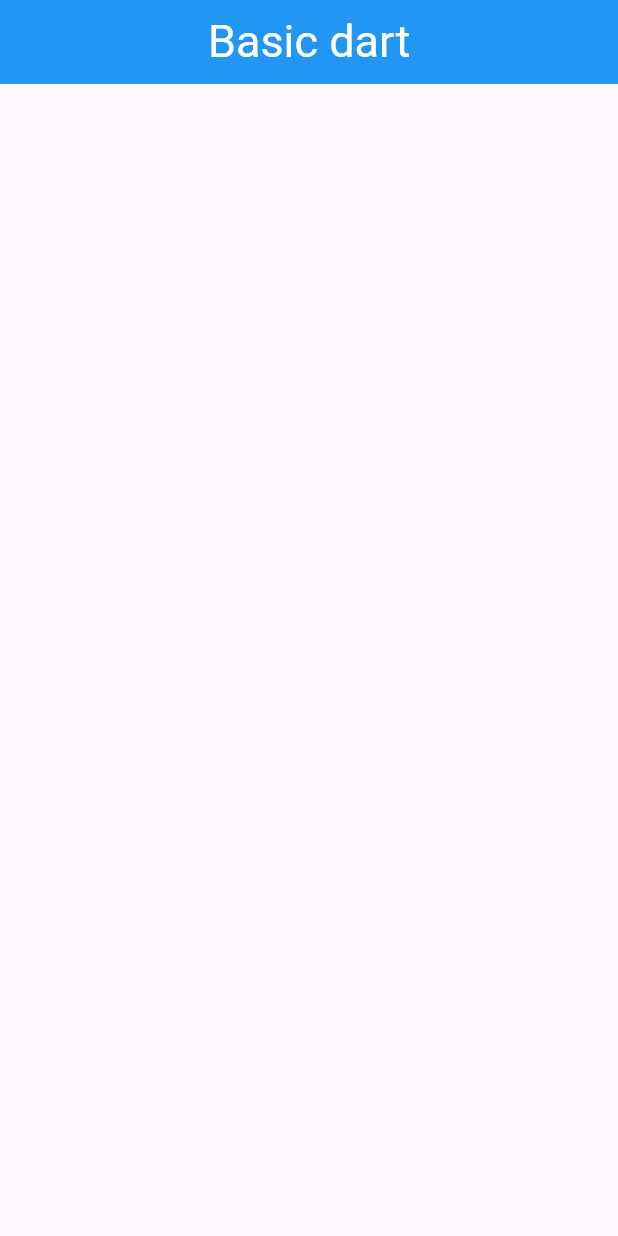
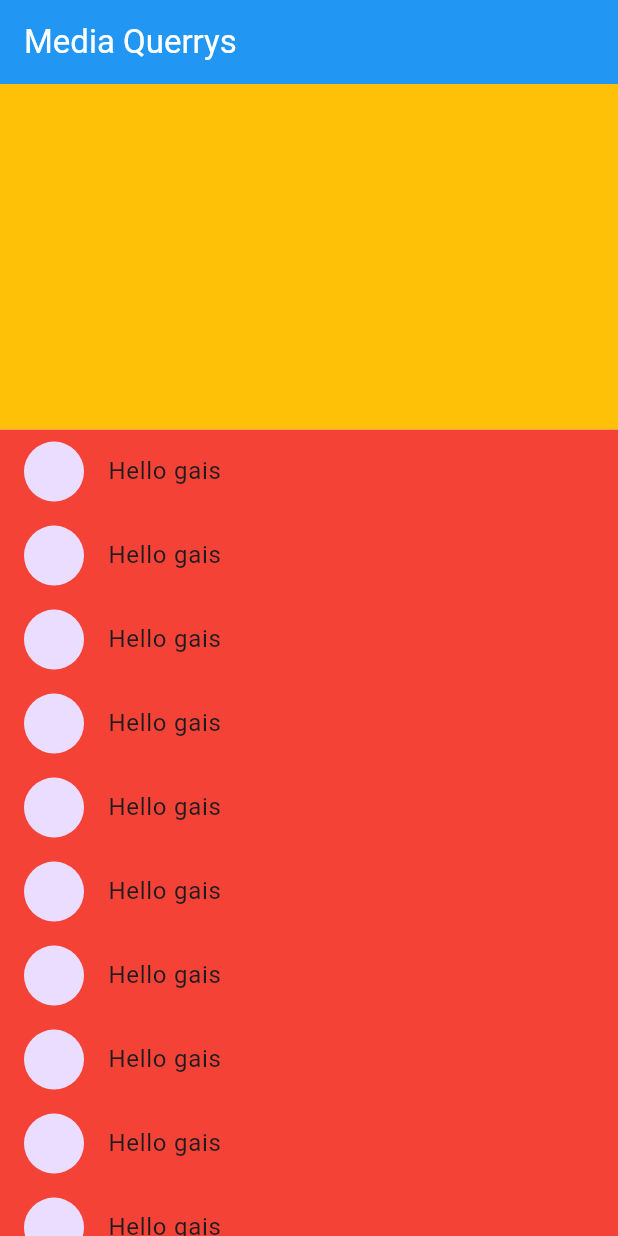
Before and after one commit to Arieffirms/Basic_Flutter, a Flutter app: the screen it shows after launch, on a phone screen of 412 x 824 dp. Run offline on Flutter 3.47's test engine with Material 3 defaults, Android fonts, the phone set to English and light mode, and no system bars; our stand-ins replace faker, google_fonts.

```diff
--- a/lib/main.dart
+++ b/lib/main.dart
@@ -19,46 +19,31 @@
 // import 'package:basic_flutter/widgets/17_navigatior.dart';
 // import 'package:basic_flutter/widgets/18_router.dart';
 // import 'package:basic_flutter/widgets/19_drawer.dart';
-import 'package:basic_flutter/widgets/20_switch.dart';
-import 'package:basic_flutter/widgets/21_model.dart';
+// import 'package:basic_flutter/widgets/20_switch.dart';
+// import 'package:google_fonts/google_fonts.dart';
+// import 'package:basic_flutter/pages/home_page.dart';
+// import 'package:basic_flutter/widgets/21_theme.dart';
+import 'package:basic_flutter/widgets/23.media_querry.dart';
 import 'package:flutter/material.dart';
-import 'package:google_fonts/google_fonts.dart';
+import 'package:flutter/services.dart';
 
 void main() {
+  WidgetsFlutterBinding.ensureInitialized();
+  SystemChrome.setPreferredOrientations([
+    // DeviceOrientation.portraitDown,
+    // DeviceOrientation.portraitUp,
+  ]);
   runApp(const MyApp());
 }
 
 class MyApp extends StatelessWidget {
   const MyApp({super.key});
 
-//   @override
-//   Widget build(BuildContext context) {
-//     return MaterialApp(
-//       debugShowCheckedModeBanner: false,
-//       home: HomePage(),
-//     );
-//   }
-// }
-
   @override
   Widget build(BuildContext context) {
-    return MaterialApp(
+    return const MaterialApp(
       debugShowCheckedModeBanner: false,
-      home: Scaffold(
-        appBar: AppBar(
-          title: Text(
-            "Basic dart",
-            style: TextStyle(
-              fontSize: 30,
-              fontFamily: GoogleFonts.badScript().fontFamily,
-              color: Colors.white,
-            ),
-          ),
-          centerTitle: true,
-          backgroundColor: Colors.blue,
-        ),
-        body: const ModulLearn(),
-      ),
+      home: MediaQuerrys(),
     );
   }
 }
--- a/lib/widgets/02_invisible.dart
+++ b/lib/widgets/02_invisible.dart
@@ -7,8 +7,8 @@ class ColumnRows extends StatelessWidget {
   Widget build(BuildContext context) {
     return Scaffold(
       body: Column(
-        mainAxisAlignment: MainAxisAlignment.spaceBetween,
-        crossAxisAlignment: CrossAxisAlignment.start,
+        mainAxisAlignment: MainAxisAlignment.spaceEvenly,
+        crossAxisAlignment: CrossAxisAlignment.end,
         children: [
           const Text("Di bawah adaah row atau baris"),
           Container(
@@ -39,7 +39,7 @@ class ColumnRows extends StatelessWidget {
           // untuk pola dalam rows
           const Text("Di bawah adaah row atau baris"),
           Row(
-            mainAxisAlignment: MainAxisAlignment.spaceAround,
+            mainAxisAlignment: MainAxisAlignment.spaceBetween,
             crossAxisAlignment: CrossAxisAlignment.end,
             children: [
               Container(
--- a/lib/widgets/17_navigatior.dart
+++ b/lib/widgets/17_navigatior.dart
@@ -49,7 +49,7 @@ class PageDua extends StatelessWidget {
     return Scaffold(
       appBar: AppBar(
         title: Text("data"),
-        leading: Container(),
+        // leading: Container(),
       ),
       floatingActionButton: FloatingActionButton(
         onPressed: () {
--- a/lib/widgets/21_model.dart
+++ /dev/null
@@ -1,10 +0,0 @@
-import 'package:flutter/material.dart';
-
-class ModulLearn extends StatelessWidget {
-  const ModulLearn({super.key});
-
-  @override
-  Widget build(BuildContext context) {
-    return Scaffold();
-  }
-}
--- /dev/null
+++ b/lib/widgets/23.media_querry.dart
@@ -0,0 +1,94 @@
+import 'dart:math';
+
+import 'package:flutter/cupertino.dart';
+import 'package:flutter/material.dart';
+import 'package:flutter/widgets.dart';
+
+class MediaQuerrys extends StatelessWidget {
+  const MediaQuerrys({super.key});
+
+  @override
+  Widget build(BuildContext context) {
+    final mediaQuerryHeight = MediaQuery.of(context).size.height;
+    final mediaQuerryWidth = MediaQuery.of(context).size.width;
+
+    final myAppbar = AppBar(
+      backgroundColor: Colors.blue,
+      title: const Text(
+        "Media Querrys",
+        style: TextStyle(color: Colors.white),
+      ),
+    );
+
+    final bodyHeight = mediaQuerryHeight -
+        myAppbar.preferredSize.height -
+        MediaQuery.of(context).padding.top;
+
+    final bool isLandscape =
+        MediaQuery.of(context).orientation == Orientation.portrait;
+
+    return MaterialApp(
+      debugShowCheckedModeBanner: false,
+      home: Scaffold(
+        appBar: myAppbar,
+        body: Center(
+          child: (isLandscape)
+              ? Column(
+                  children: [
+                    Container(
+                      height: bodyHeight * 0.3,
+                      width: mediaQuerryWidth,
+                      color: Colors.amber,
+                    ),
+                    Container(
+                      color: Colors.red,
+                      height: bodyHeight * 0.7,
+                      child: ListView.builder(
+                        itemCount: 40,
+                        itemBuilder: (context, index) {
+                          return const ListTile(
+                            leading: CircleAvatar(),
+                            title: Text("Hello gais"),
+                          );
+                        },
+                      ),
+                    )
+                  ],
+                )
+              : Column(
+                  children: [
+                    Container(
+                      height: bodyHeight * 0.5,
+                      width: mediaQuerryWidth,
+                      color: Colors.amber,
+                    ),
+                    SizedBox(
+                      height: bodyHeight * 0.5,
+                      child: GridView.builder(
+                        gridDelegate:
+                            const SliverGridDelegateWithFixedCrossAxisCount(
+                          crossAxisCount: 3,
+                          mainAxisSpacing: 20,
+                          crossAxisSpacing: 20,
+                        ),
+                        itemCount: 40,
+                        itemBuilder: (context, index) {
+                          return GridTile(
+                            child: Container(
+                              color: Color.fromARGB(
+                                  Random().nextInt(255),
+                                  Random().nextInt(255),
+                                  Random().nextInt(255),
+                                  Random().nextInt(255)),
+                            ),
+                          );
+                        },
+                      ),
+                    )
+                  ],
+                ),
+        ),
+      ),
+    );
+  }
+}
```
Also changed, not shown: lib/models/product.dart (added, +15 -0 lines), lib/pages/home_page.dart (added, +91 -0 lines), lib/widgets/20_switch.dart (+4 -4 lines), lib/widgets/21_theme.dart (added, +89 -0 lines).
